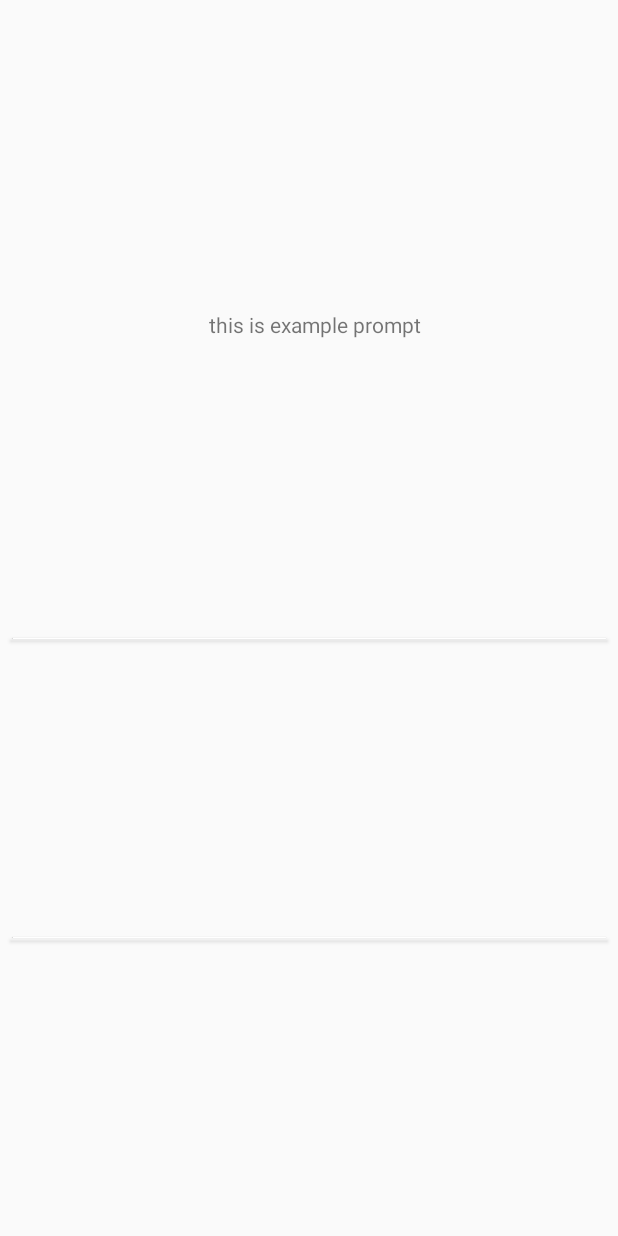
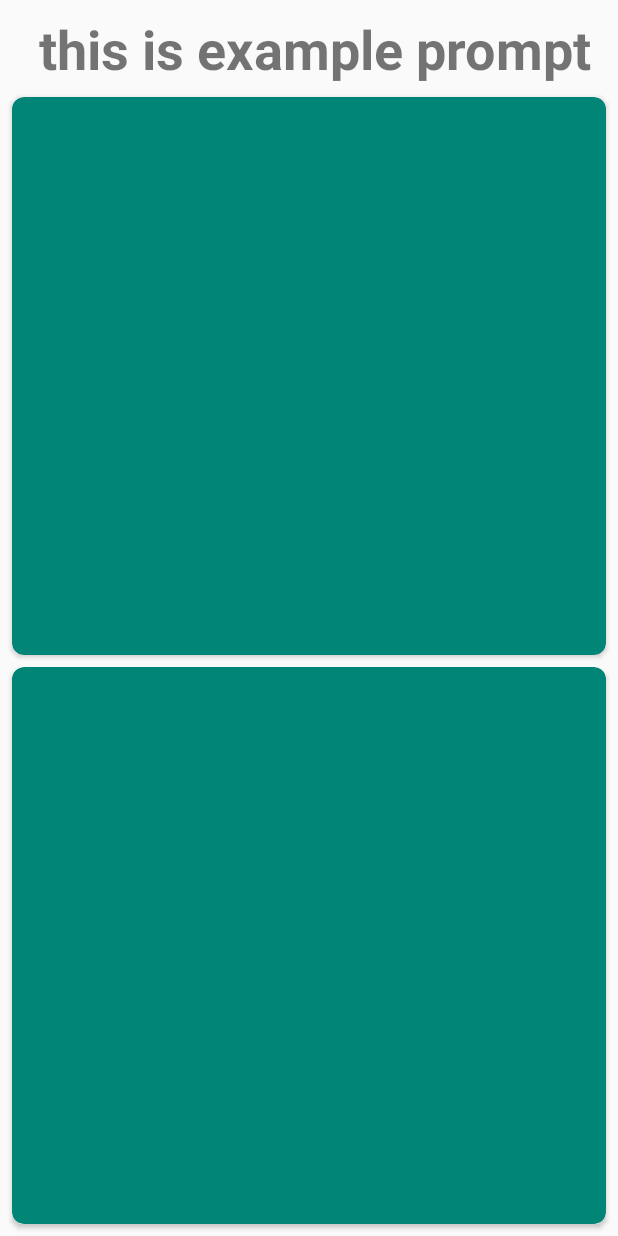
Before and after one commit to ericdiazjr21/Stats_Dont_Lie_Hackathon, an Android app: the layout fragment_game.xml on its own in the app's theme, with its tools: preview values and no code run, on a phone screen of 412 x 824 dp. Run offline under Robolectric (Android 15) with nearby library versions, the phone set to English and light mode, and no system bars.

Commit message:
bares bones working app

```diff
--- a/app/src/main/res/layout/fragment_game.xml
+++ b/app/src/main/res/layout/fragment_game.xml
@@ -11,22 +11,28 @@
         android:layout_height="wrap_content"
         android:layout_marginStart="8dp"
         android:layout_marginTop="8dp"
+        android:text="this is example prompt"
+        android:textSize="36sp"
+        android:textStyle="bold"
         app:layout_constraintBottom_toTopOf="@+id/player_one"
         app:layout_constraintEnd_toEndOf="parent"
         app:layout_constraintHorizontal_bias="0.5"
         app:layout_constraintStart_toStartOf="parent"
-        app:layout_constraintTop_toTopOf="parent"
-        tools:text="this is example prompt" />
+        app:layout_constraintTop_toTopOf="parent" />
 
     <android.support.v7.widget.CardView
         android:id="@+id/player_one"
         android:layout_width="match_parent"
-        android:layout_height="wrap_content"
+        android:layout_height="0dp"
         android:layout_marginStart="8dp"
+        android:layout_marginTop="8dp"
         android:layout_marginEnd="8dp"
+        android:layout_marginBottom="8dp"
+        app:cardBackgroundColor="@color/colorPrimary"
+        app:cardCornerRadius="8dp"
         app:layout_constraintBottom_toTopOf="@+id/player_two"
         app:layout_constraintEnd_toEndOf="parent"
-        app:layout_constraintHorizontal_bias="0.5"
+        app:layout_constraintHorizontal_bias="0.0"
         app:layout_constraintStart_toStartOf="parent"
         app:layout_constraintTop_toBottomOf="@+id/gamePrompt_textView">
 
@@ -40,9 +46,12 @@
     <android.support.v7.widget.CardView
         android:id="@+id/player_two"
         android:layout_width="match_parent"
-        android:layout_height="wrap_content"
+        android:layout_height="0dp"
         android:layout_marginStart="8dp"
         android:layout_marginEnd="8dp"
+        android:layout_marginBottom="8dp"
+        app:cardBackgroundColor="@color/colorPrimary"
+        app:cardCornerRadius="8dp"
         app:layout_constraintBottom_toBottomOf="parent"
         app:layout_constraintEnd_toEndOf="parent"
         app:layout_constraintHorizontal_bias="0.5"
```
Also changed, not shown: app/src/main/java/com/example/statsdontlie/view/MainActivity.java (+8 -1 lines), app/src/main/java/com/example/statsdontlie/view/fragments/GameFragment.java (+55 -1 lines), app/src/main/res/layout/fragment_result.xml (+18 -19 lines).
